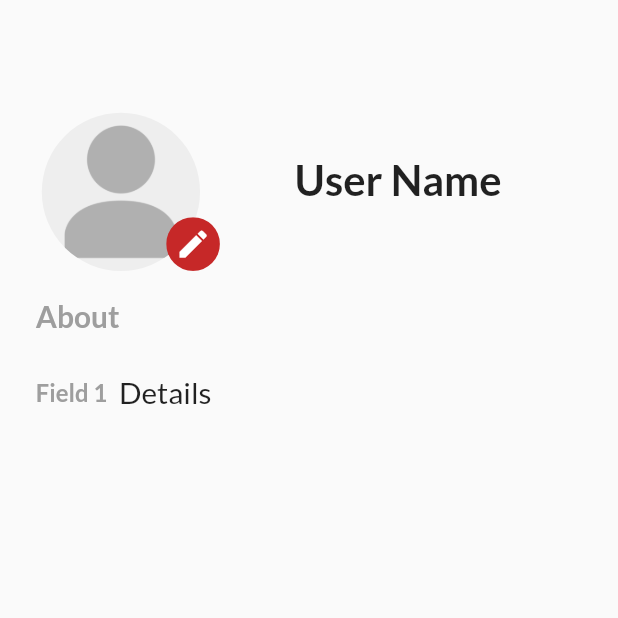
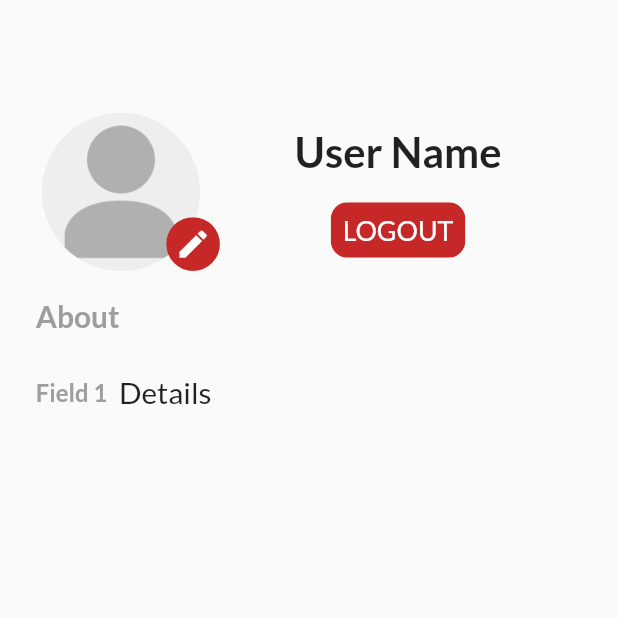
Before and after one commit to aditya234/freefire-youtuber-game, a Flutter app: the Profile screen opened directly, on a phone screen of 412 x 824 dp, the top half of it. Run offline on Flutter 3.47's test engine with Material 2 defaults, Android fonts, the phone set to English and light mode, and no system bars; our stand-ins replace firebase_auth, image_picker, pin_code_fields; accounts and stored records are empty.

Commit message:
completed login workflow

```diff
--- a/lib/screens/profile/index.dart
+++ b/lib/screens/profile/index.dart
@@ -1,6 +1,7 @@
 import 'dart:io';
 
 import 'package:flutter/material.dart';
+import 'package:flutter_freefire/services/firebase_services.dart';
 import 'package:flutter_freefire/utils/scale_config.dart';
 import 'package:image_picker/image_picker.dart';
 
@@ -98,6 +99,33 @@ class _ProfileState extends State<Profile> {
                       SizedBox(
                         height: scaleConfig.scaleHeight(16),
                       ),
+                      ClipRRect(
+                        borderRadius:
+                            BorderRadius.circular(scaleConfig.scaleHeight(10)),
+                        child: Material(
+                          color: Colors.red[800],
+                          child: InkWell(
+                            onTap: () async {
+                              await FirebaseServices()
+                                  .signOut()
+                                  .then((response) {
+                                Navigator.pop(context);
+                                Navigator.pop(context);
+                              });
+                            },
+                            child: Padding(
+                              padding:
+                                  EdgeInsets.all(scaleConfig.scaleWidth(8)),
+                              child: Text(
+                                'LOGOUT',
+                                style: TextStyle(
+                                    color: Colors.white,
+                                    fontSize: scaleConfig.scaleWidth(18)),
+                              ),
+                            ),
+                          ),
+                        ),
+                      )
                     ],
                   ),
                 ),
@@ -134,7 +162,9 @@ class _ProfileState extends State<Profile> {
                     color: Colors.grey,
                   ),
                 ),
-                SizedBox(width: scaleConfig.scaleWidth(8),),
+                SizedBox(
+                  width: scaleConfig.scaleWidth(8),
+                ),
                 Text(
                   'Details',
                   style: TextStyle(
```
Also changed, not shown: lib/screens/pin_code_verification/index.dart (+12 -25 lines).
